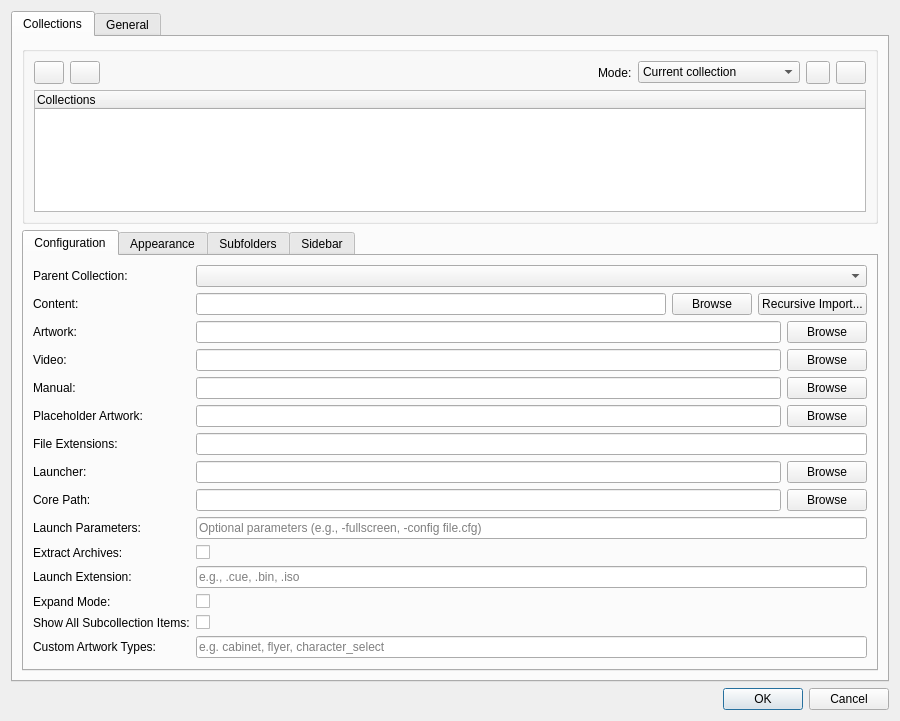
The window that src/ui/dialogs/settingsdialog.ui (EtherAura/Kartend) describes before a commit, drawn with Qt 5.
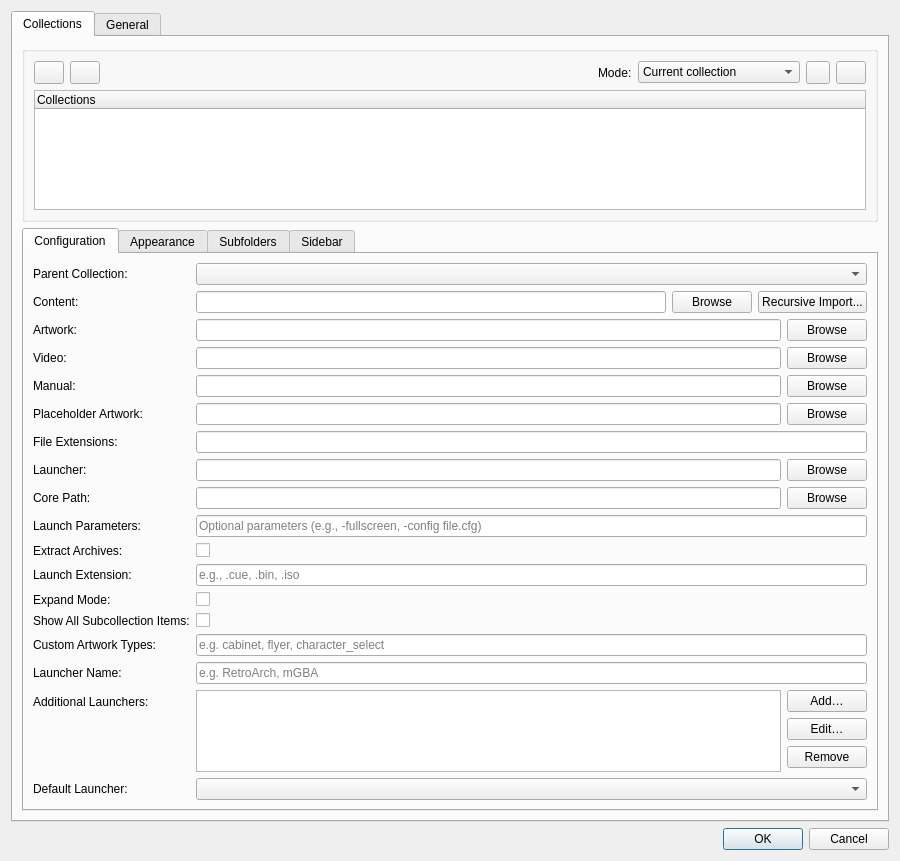
The same window after the commit. Icons and pictures are not drawn.

Commit message:
feat(launch): per-collection multi-launcher with chooser dialog [Kartend-bdl]
Each collection now carries an optional list of additional launchers beyond
the primary; launching pops a small chooser dialog (default pre-selected)
when more than one is configured, and stays silent for single-launcher
collections. Per-launcher fields persist via a QSettings array so legacy
configs migrate transparently.

What changed in the file:
```diff
--- a/src/ui/dialogs/settingsdialog.ui
+++ b/src/ui/dialogs/settingsdialog.ui
@@ -507,6 +507,93 @@
                </property>
               </widget>
              </item>
+             <item row="15" column="0">
+              <widget class="QLabel" name="label_launcherName">
+               <property name="text">
+                <string>Launcher Name:</string>
+               </property>
+              </widget>
+             </item>
+             <item row="15" column="1">
+              <widget class="QLineEdit" name="launcherNameLineEdit">
+               <property name="toolTip">
+                <string>Display name for the primary launcher in the chooser dialog (optional). Defaults to the executable basename when empty.</string>
+               </property>
+               <property name="placeholderText">
+                <string>e.g. RetroArch, mGBA</string>
+               </property>
+              </widget>
+             </item>
+             <item row="16" column="0">
+              <widget class="QLabel" name="label_additionalLaunchers">
+               <property name="text">
+                <string>Additional Launchers:</string>
+               </property>
+              </widget>
+             </item>
+             <item row="16" column="1">
+              <layout class="QHBoxLayout" name="additionalLaunchersLayout">
+               <item>
+                <widget class="QListWidget" name="additionalLaunchersList">
+                 <property name="toolTip">
+                  <string>Extra launchers beyond the primary. When more than one launcher is configured, picking an item shows a chooser dialog at launch.</string>
+                 </property>
+                </widget>
+               </item>
+               <item>
+                <layout class="QVBoxLayout" name="additionalLaunchersButtons">
+                 <item>
+                  <widget class="QPushButton" name="addAdditionalLauncherButton">
+                   <property name="text">
+                    <string>Add…</string>
+                   </property>
+                  </widget>
+                 </item>
+                 <item>
+                  <widget class="QPushButton" name="editAdditionalLauncherButton">
+                   <property name="text">
+                    <string>Edit…</string>
+                   </property>
+                  </widget>
+                 </item>
+                 <item>
+                  <widget class="QPushButton" name="removeAdditionalLauncherButton">
+                   <property name="text">
+                    <string>Remove</string>
+                   </property>
+                  </widget>
+                 </item>
+                 <item>
+                  <spacer name="additionalLaunchersButtonsSpacer">
+                   <property name="orientation">
+                    <enum>Qt::Orientation::Vertical</enum>
+                   </property>
+                   <property name="sizeHint" stdset="0">
+                    <size>
+                     <width>20</width>
+                     <height>40</height>
+                    </size>
+                   </property>
+                  </spacer>
+                 </item>
+                </layout>
+               </item>
+              </layout>
+             </item>
+             <item row="17" column="0">
+              <widget class="QLabel" name="label_defaultLauncher">
+               <property name="text">
+                <string>Default Launcher:</string>
+               </property>
+              </widget>
+             </item>
+             <item row="17" column="1">
+              <widget class="QComboBox" name="defaultLauncherComboBox">
+               <property name="toolTip">
+                <string>Pre-selected launcher in the chooser dialog. Single-launcher collections ignore this setting.</string>
+               </property>
+              </widget>
+             </item>
             </layout>
            </item>
            <item>
```
The commit also changes 17 other files.
